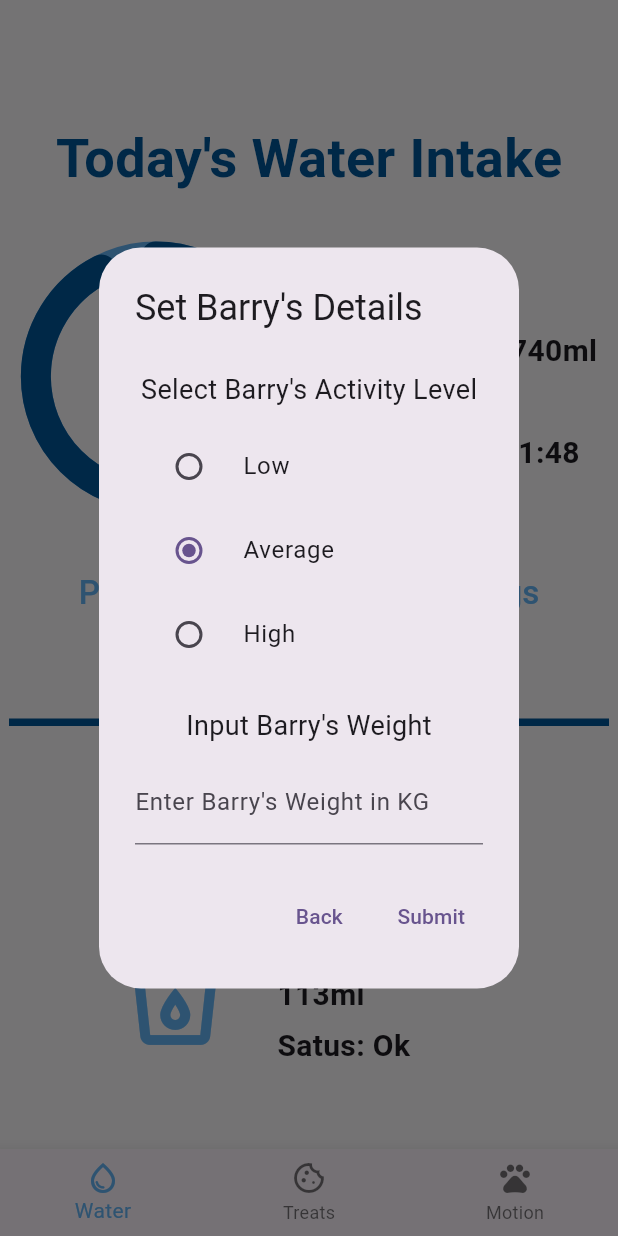
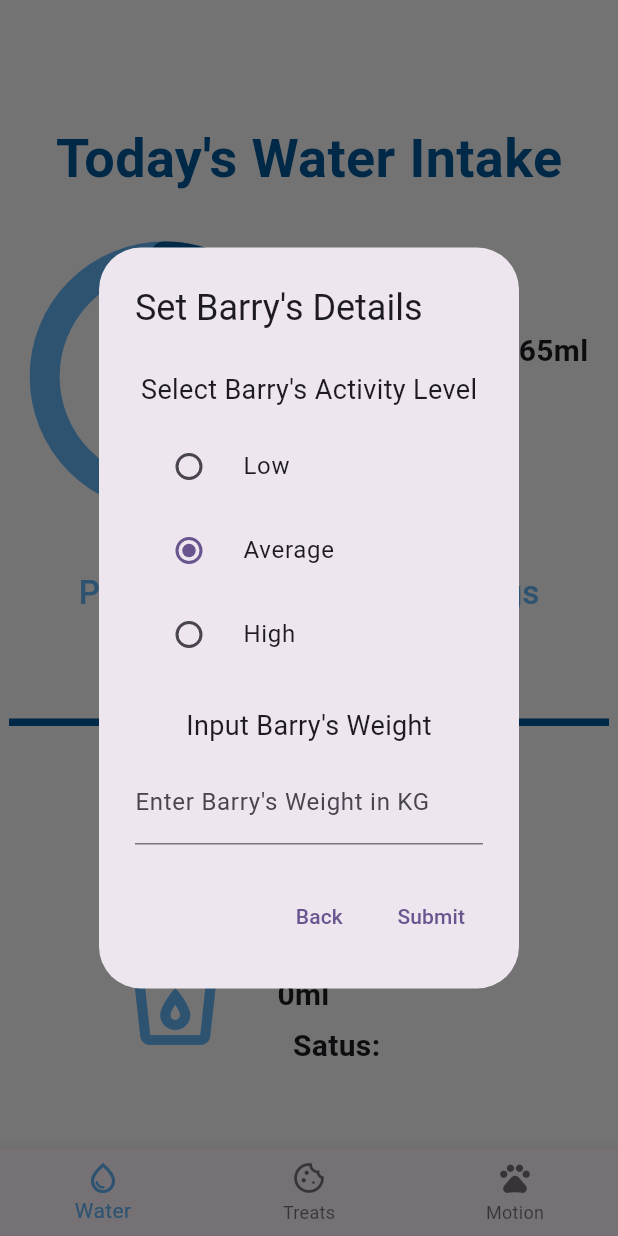
Before and after one commit to megan59781/bazTracker, a Flutter app: the screen it shows after launch, after a tap on "Press to change water settings", on a phone screen of 412 x 824 dp. Run offline on Flutter 3.47's test engine with Material 3 defaults, Android fonts, the phone set to English and light mode, and no system bars; drawn by our look-alikes of percent_indicator; our stand-ins replace firebase_core, firebase_database; accounts and stored records are empty.

Commit message:
water workin

```diff
--- a/lib/water.dart
+++ b/lib/water.dart
@@ -2,7 +2,7 @@ import 'package:firebase_database/firebase_database.dart';
 import 'package:flutter/material.dart';
 import 'package:intl/intl.dart';
 import 'package:percent_indicator/circular_percent_indicator.dart';
-import 'package:uuid/uuid.dart';
+//import 'package:uuid/uuid.dart';
 
 class Water extends StatefulWidget {
   const Water({super.key});
@@ -15,33 +15,56 @@ class WaterState extends State<Water> {
   // Firebase Authentication and Google Sign In to sign out
   DatabaseReference dbhandler = FirebaseDatabase.instance.ref();
   int startLevel = 0;
-  String startTime = "12:00";
   int waterLevel = 0;
   int waterGoal = 800;
-  int waterDrank = 740;
-  String lastDrank = "21:48";
+  int waterDrank = 65;
+  String lastDrank = " ";
   int activityLevel = 50;
   int dogWeight = 14;
+  String status = " ";
+  int waterVol = 0;
 
   @override
   void initState() {
     super.initState();
     currentWater();
-    waterSet(DateTime.now(), TimeOfDay.now());
+    waterSet();
+  }
+
+  void updateValues(){
+
   }
 
   Future<void> currentWater() async {
+    DateTime today = DateTime.now();
     dbhandler.child('Water Sensor').onValue.listen((DatabaseEvent event) async {
       if (event.snapshot.value != null) {
         Map<dynamic, dynamic>? data =
             event.snapshot.value as Map<dynamic, dynamic>?;
-
         if (data != null) {
           int currentVal = data['current_val'];
-          // String time = data['water_time'];
+          String time = data['water_time'];
           // String date = data['water_date'];
           setState(() {
+            if (currentVal < waterLevel) {
+              int drank = waterLevel - currentVal;
+              int drankMl = (drank * 3.927).toInt();
+              waterDrank += drankMl;
+              lastDrank = time;
+            }
+            if (currentVal <= 20) {
+              status = "Low";
+            } else {
+              status = "Good";
+            }
             waterLevel = currentVal;
+            waterVol = (currentVal * 3.927).toInt();
+          });
+          await dbhandler.child('Water Track').update({
+            "track_date": DateFormat('dd-MM-yyyy').format(today),
+            "last_drank": time,
+            "current_drank": waterDrank,
+            "current_vol": waterVol
           });
         }
       }
@@ -55,7 +78,8 @@ class WaterState extends State<Water> {
         date.day == now.day;
   }
 
-  Future<void> waterSet(DateTime date, TimeOfDay time) async {
+  Future<void> waterSet() async {
+    DateTime today = DateTime.now();
     dbhandler
         .child('Water Track')
         .onValue
@@ -65,58 +89,19 @@ class WaterState extends State<Water> {
         Map<dynamic, dynamic>? data =
             event.snapshot.value as Map<dynamic, dynamic>?;
         if (data != null) {
-          data.forEach((key, value) {
-            String dateString = value['date'];
+          String dateString = data['track_date'];
           DateTime date = DateFormat('dd-MM-yyyy').parse(dateString);
-            if (isToday(date)) {
-              // TBD
-            } else {
-              dbhandler.child("Water Track").child(key).remove();
-            }
-          });
-        }
-      } else {
-        dbhandler
-            .child('Water Sensor')
-            .onValue
-            .listen((DatabaseEvent event) async {
-          if (event.snapshot.value != null) {
-            Map<dynamic, dynamic>? data =
-                event.snapshot.value as Map<dynamic, dynamic>?;
-
-            if (data != null) {
-              int currentVal = data['current_val'];
-              String time = data['water_time'];
-              String date = data['water_date'];
-              await addWaterChange(date, time, currentVal, 0);
-              setState(() {
-                startLevel = currentVal;
-                startTime = time;
-                waterLevel = currentVal;
-                waterDrank = 0;
+          if (!isToday(date)) {
+            await dbhandler.child('Water Track').update({
+              "current_drank": 0,
+              "track_date": DateFormat('dd-MM-yyyy').format(today),
+              "last_drank": TimeOfDay.now().format(context),
+              "current_vol": 0,
             });
           }
         }
-        });
       }
     });
-  }
-
-  Future<void> addWaterChange(
-      String date, String time, int waterLevel, int waterDrank) async {
-    String waterId = const Uuid().v4();
-    Map<String, dynamic> water = {
-      "id": waterId,
-      "date": date,
-      "time": time,
-      "current_level": waterLevel,
-      "current_drank": waterDrank,
-    };
-    try {
-      await dbhandler.child("Water Track").push().set(water);
-    } catch (error) {
-      print("Error saving to Firebase: $error");
-    }
   }
 
   // Future<void> addDogDetailsDb(int activity, int weight, int goal) async {
@@ -234,7 +219,6 @@ class WaterState extends State<Water> {
   Widget build(BuildContext context) {
     return Scaffold(
         backgroundColor: const Color(0xffFCFAFC),
-
         body: Center(
             child: SingleChildScrollView(
           child: Column(
@@ -259,7 +243,8 @@ class WaterState extends State<Water> {
                     animationDuration: 1000,
                     radius: 90,
                     lineWidth: 20,
-                    percent: waterDrank / waterGoal,
+                    percent:
+                        waterDrank / waterGoal > 1 ? 1 : waterDrank / waterGoal,
                     progressColor: const Color(0xff01579B),
                     backgroundColor: const Color(0xff64b5f6),
                     circularStrokeCap: CircularStrokeCap.round,
@@ -334,33 +319,40 @@ class WaterState extends State<Water> {
                     color: Color(0xff01579B)),
               ),
               const SizedBox(height: 20),
-              const Row(
+              Row(
                 mainAxisAlignment: MainAxisAlignment.center,
                 crossAxisAlignment: CrossAxisAlignment.center,
                 children: <Widget>[
-                  IconButton(onPressed: null, icon: Icon(Icons.local_drink_outlined, size: 80, color: Color(0xff64b5f6))),
-                  SizedBox(width: 20),
+                  const IconButton(
+                      onPressed: null,
+                      icon: Icon(Icons.local_drink_outlined,
+                          size: 80, color: Color(0xff64b5f6))),
+                  const SizedBox(width: 20),
                   Column(
                       mainAxisAlignment: MainAxisAlignment.center,
                       crossAxisAlignment: CrossAxisAlignment.start,
                       children: <Widget>[
-                  Text(
+                        const Text(
                           "Bowl Water Level",
-                    style: TextStyle(fontSize: 20, fontWeight: FontWeight.bold),
+                          style: TextStyle(
+                              fontSize: 20, fontWeight: FontWeight.bold),
                           textAlign: TextAlign.right,
                         ),
-                  SizedBox(height: 5),
+                        const SizedBox(height: 5),
                         Text(
-                    "113ml",
-                    style: TextStyle(fontSize: 20, fontWeight: FontWeight.bold),
+                          "${waterVol}ml",
+                          style: const TextStyle(
+                              fontSize: 20, fontWeight: FontWeight.bold),
                           textAlign: TextAlign.right,
                         ),
-                  SizedBox(height: 5),
+                        const SizedBox(height: 5),
                         Text(
-                    "Satus: Ok",
-                    style: TextStyle(fontSize: 20, fontWeight: FontWeight.bold),
+                          "Satus: $status",
+                          style: const TextStyle(
+                              fontSize: 20, fontWeight: FontWeight.bold),
                           textAlign: TextAlign.right,
-                  )]),
+                        )
+                      ]),
                 ],
               ),
               const SizedBox(height: 80),
```
Lines whose indentation alone changed are shown as unchanged.
